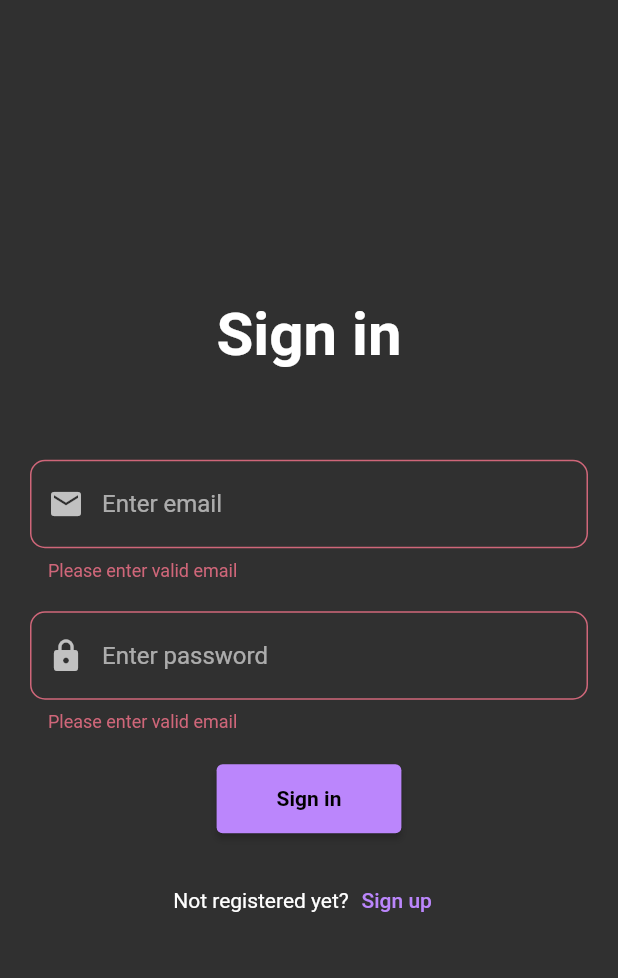
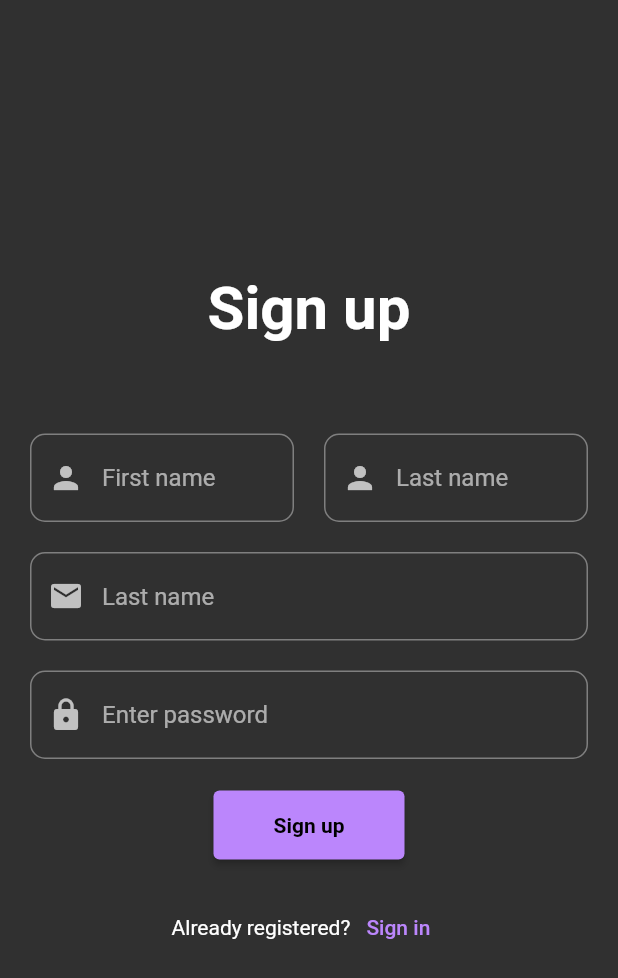
Before and after one commit to riddick-boss/cooking_app_flutter, a Flutter app: the screen it shows after launch, after a tap on "Sign in", after a tap on "Sign up", on a phone screen of 412 x 824 dp. Shown: the top 978 px of the screen. Run offline on Flutter 3.47's test engine with Material 2 defaults, Android fonts, the phone set to English and light mode, and no system bars; our stand-ins replace email_validator, firebase_core; accounts and stored records are empty; generated files the repository leaves out were written again.

Commit message:
sign up screen added

```diff
--- a/lib/core/assets/string/app_strings.dart
+++ b/lib/core/assets/string/app_strings.dart
@@ -23,5 +23,20 @@ class AppStrings {
   static const loginNotRegisteredYet = "Not registered yet?";
   static const loginCreateAccountButton = "Sign up";
   static const loginPasswordTextFieldHint = "Enter password";
+  static const loginEnterPasswordMessage = "Enter password";
   static const loginSignInButton = "Sign in";
+
+  // sign up
+  static const signUpTitle = "Sign up";
+  static const signUpEnterFirstNameMessage = "Enter name";
+  static const signUpFirstNameTextFieldHint = "First name";
+  static const signUpEnterLastNameMessage = "Enter name";
+  static const signUpLastNameTextFieldHint = "Last name";
+  static const signUpEnterValidEmailMessage = "Enter valid email";
+  static const signUpEmailTextFieldHint = "Last name";
+  static const signUpEnterPasswordMessage = "Enter password";
+  static const signUpPasswordTextFieldHint = "Enter password";
+  static const signUpSignUpButton = "Sign up";
+  static const signUpAlreadyRegistered = "Already registered?";
+  static const signUpAlreadyRegisteredButton = "Sign in";
 }
--- a/lib/features/login/presentation/login_screen.dart
+++ b/lib/features/login/presentation/login_screen.dart
@@ -21,7 +21,7 @@ class _LoginScreenState extends State<LoginScreen> {
   }
 
   void onSignUpClicked() {
-    MainAppNav.navigator.currentState?.pushNamed(MainAppNav.signUpRoute);
+    MainAppNav.navigator.currentState?.pushReplacementNamed(MainAppNav.signUpRoute);
   }
 
   @override
@@ -63,7 +63,7 @@ class _LoginScreenState extends State<LoginScreen> {
                     TextFormField(
                       validator: (password) {
                         if (password.isNullOrEmpty) {
-                          return AppStrings.loginEnterValidEmailMessage;
+                          return AppStrings.loginEnterPasswordMessage;
                         }
                         return null;
                       },
--- /dev/null
+++ b/lib/features/sign_up/presentation/sign_up_screen.dart
@@ -0,0 +1,162 @@
+import 'package:cooking_app_flutter/core/assets/string/app_strings.dart';
+import 'package:cooking_app_flutter/core/navigation/main_app_nav.dart';
+import 'package:cooking_app_flutter/core/util/extension/string_extension.dart';
+import 'package:email_validator/email_validator.dart';
+import 'package:flutter/material.dart';
+
+class SignUpScreen extends StatefulWidget {
+  const SignUpScreen({Key? key}) : super(key: key);
+
+  @override
+  State createState() => _SignUpScreenState();
+}
+
+class _SignUpScreenState extends State<SignUpScreen> {
+  final _formKey = GlobalKey<FormState>();
+
+  void onSignUpClicked() {
+    if (_formKey.currentState!.validate()) {
+      // TODO: sign up
+    }
+  }
+
+  void onSignInClicked() {
+    MainAppNav.navigator.currentState
+        ?.pushReplacementNamed(MainAppNav.loginRoute);
+  }
+
+  @override
+  Widget build(BuildContext context) => Scaffold(
+        body: Container(
+          padding: const EdgeInsets.all(20),
+          child: Column(
+            mainAxisAlignment: MainAxisAlignment.center,
+            crossAxisAlignment: CrossAxisAlignment.center,
+            children: [
+              const Text(
+                AppStrings.signUpTitle,
+                style: TextStyle(fontWeight: FontWeight.bold, fontSize: 40),
+              ),
+              const SizedBox(
+                height: 60,
+              ),
+              Form(
+                key: _formKey,
+                child: Column(
+                  children: [
+                    Row(
+                      children: [
+                        Expanded(
+                          child: TextFormField(
+                            validator: (name) {
+                              if (name.isNullOrEmpty) {
+                                return AppStrings.signUpFirstNameTextFieldHint;
+                              }
+                              return null;
+                            },
+                            maxLines: 1,
+                            decoration: InputDecoration(
+                              hintText: AppStrings.signUpFirstNameTextFieldHint,
+                              prefixIcon: const Icon(Icons.person),
+                              border: OutlineInputBorder(
+                                borderRadius: BorderRadius.circular(10),
+                              ),
+                            ),
+                          ),
+                        ),
+                        const SizedBox(
+                          width: 20,
+                        ),
+                        Expanded(
+                          child: TextFormField(
+                            validator: (name) {
+                              if (name.isNullOrEmpty) {
+                                return AppStrings.signUpLastNameTextFieldHint;
+                              }
+                              return null;
+                            },
+                            maxLines: 1,
+                            decoration: InputDecoration(
+                              hintText: AppStrings.signUpLastNameTextFieldHint,
+                              prefixIcon: const Icon(Icons.person),
+                              border: OutlineInputBorder(
+                                borderRadius: BorderRadius.circular(10),
+                              ),
+                            ),
+                          ),
+                        ),
+                      ],
+                    ),
+                    const SizedBox(
+                      height: 20,
+                    ),
+                    TextFormField(
+                      validator: (email) => EmailValidator.validate(email!)
+                          ? null
+                          : AppStrings.signUpEnterValidEmailMessage,
+                      maxLines: 1,
+                      decoration: InputDecoration(
+                        hintText: AppStrings.signUpEmailTextFieldHint,
+                        prefixIcon: Icon(Icons.email),
+                        border: OutlineInputBorder(
+                          borderRadius: BorderRadius.circular(10),
+                        ),
+                      ),
+                    ),
+                    const SizedBox(
+                      height: 20,
+                    ),
+                    TextFormField(
+                      validator: (password) {
+                        if (password.isNullOrEmpty) {
+                          return AppStrings.signUpPasswordTextFieldHint;
+                        }
+                        return null;
+                      },
+                      maxLines: 1,
+                      obscureText: true,
+                      decoration: InputDecoration(
+                        prefixIcon: const Icon(Icons.lock),
+                        hintText: AppStrings.signUpPasswordTextFieldHint,
+                        border: OutlineInputBorder(
+                          borderRadius: BorderRadius.circular(10),
+                        ),
+                      ),
+                    ),
+                    const SizedBox(
+                      height: 20,
+                    ),
+                    ElevatedButton(
+                      onPressed: onSignUpClicked,
+                      style: ElevatedButton.styleFrom(
+                        padding: const EdgeInsets.fromLTRB(40, 15, 40, 15),
+                      ),
+                      child: const Text(
+                        AppStrings.signUpSignUpButton,
+                        style: TextStyle(
+                          fontWeight: FontWeight.bold,
+                        ),
+                      ),
+                    ),
+                    const SizedBox(
+                      height: 20,
+                    ),
+                    Row(
+                      mainAxisAlignment: MainAxisAlignment.center,
+                      children: [
+                        const Text(AppStrings.signUpAlreadyRegistered),
+                        TextButton(
+                          onPressed: onSignInClicked,
+                          child: const Text(
+                              AppStrings.signUpAlreadyRegisteredButton),
+                        ),
+                      ],
+                    )
+                  ],
+                ),
+              ),
+            ],
+          ),
+        ),
+      );
+}
--- a/lib/main.dart
+++ b/lib/main.dart
@@ -2,6 +2,7 @@ import 'package:cooking_app_flutter/core/assets/string/app_strings.dart';
 import 'package:cooking_app_flutter/core/assets/theme/colors.dart';
 import 'package:cooking_app_flutter/core/navigation/main_app_nav.dart';
 import 'package:cooking_app_flutter/features/login/presentation/login_screen.dart';
+import 'package:cooking_app_flutter/features/sign_up/presentation/sign_up_screen.dart';
 import 'package:cooking_app_flutter/firebase/firebase_options.dart';
 import 'package:firebase_core/firebase_core.dart';
 import 'package:flutter/material.dart';
@@ -27,6 +28,7 @@ class MyApp extends StatelessWidget {
         initialRoute: MainAppNav.loginRoute,
         routes: {
           MainAppNav.loginRoute: (context) => const LoginScreen(),
+          MainAppNav.signUpRoute: (context) => const SignUpScreen(),
         },
       );
 }
```
